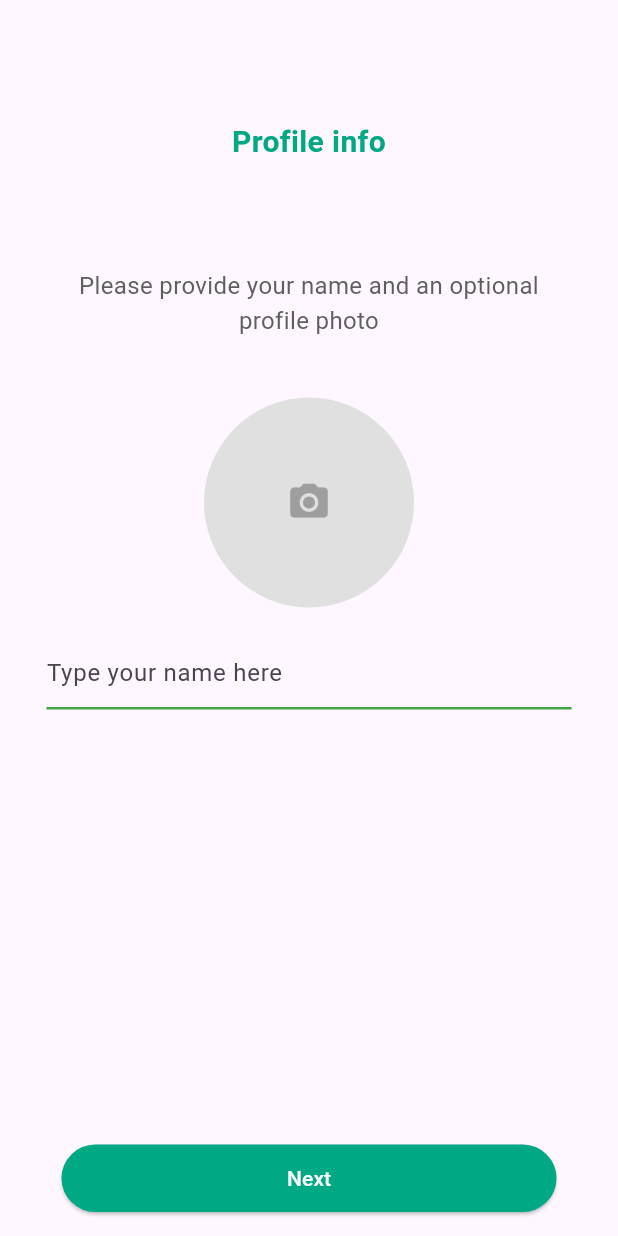
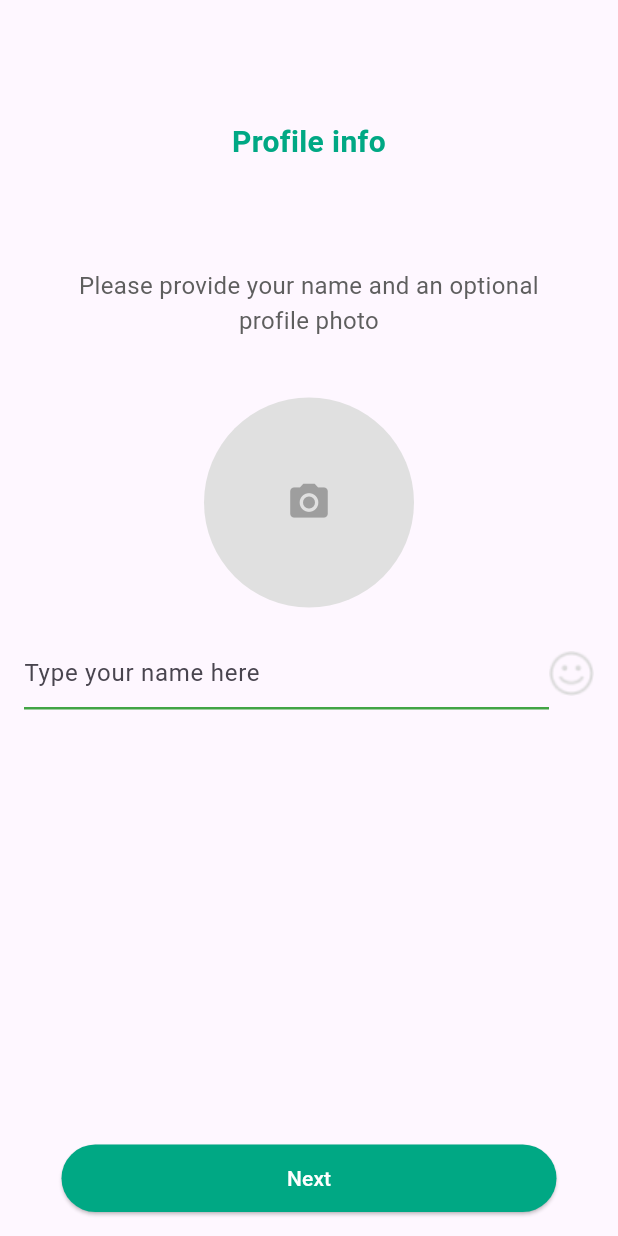
Before and after one commit to ashir227/Whatsapp-Ui, a Flutter app: the Profile_info screen opened directly, on a phone screen of 412 x 824 dp. Run offline on Flutter 3.47's test engine with Material 3 defaults, Android fonts, the phone set to English and light mode, and no system bars; our stand-ins replace firebase_auth, firebase_core, image_picker; accounts and stored records are empty.

Commit message:
Profile scr

```diff
--- a/lib/Screens/login/Profileinfo.dart
+++ b/lib/Screens/login/Profileinfo.dart
@@ -68,6 +68,9 @@ class _Profile_infoState extends State<Profile_info> {
             ),
 
             SizedBox(height: 20),
+            Row(
+              mainAxisAlignment: MainAxisAlignment.center,
+              children: [
                 SizedBox(
                   width: 350,
                   child: TextField(
@@ -87,6 +90,9 @@ class _Profile_infoState extends State<Profile_info> {
                     ),
                   ),
                 ),
+                Image.asset("assets/images/happy-face 1.png"),
+              ],
+            ),
           ],
         ),
       ),
@@ -99,6 +105,7 @@ class _Profile_infoState extends State<Profile_info> {
         },
         buttonName: "Next",
       ),
+
       floatingActionButtonLocation: FloatingActionButtonLocation.centerFloat,
     );
   }
```
Also changed, not shown: assets/images/happy-face 1.png (added). Lines whose indentation alone changed are shown as unchanged.
